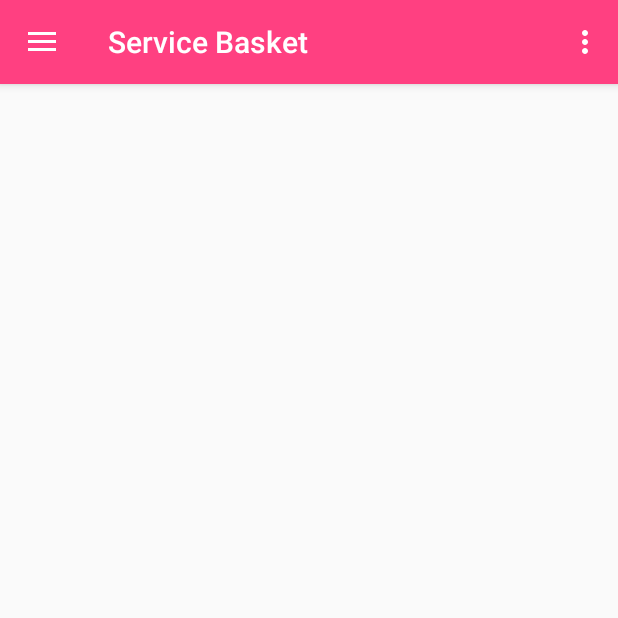
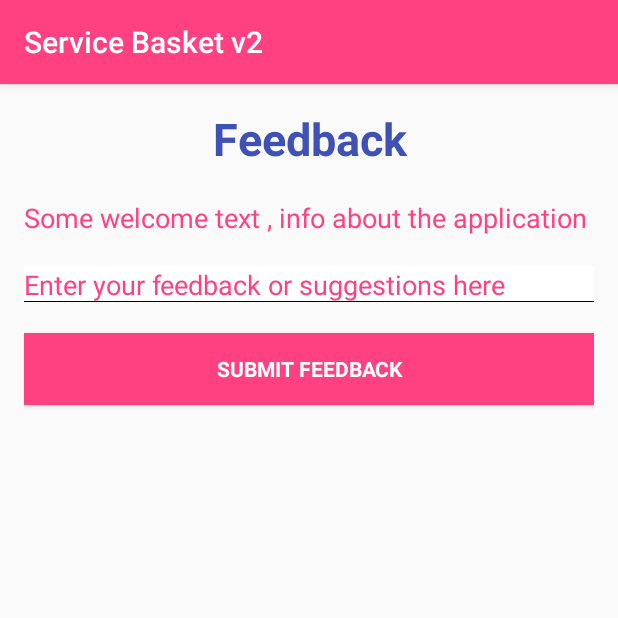
Before and after one commit to PinaSystems/ServiceBasketv2, an Android app: the RequesterMainActivity screen opened directly, with no data from a screen before it, in the side drawer, after a tap on "Give Feedback", on a phone screen of 412 x 824 dp, the top half of it. Run offline under Robolectric (Android 15) with nearby library versions, the phone set to English and light mode, and no system bars; our stand-ins replace AdMob, Volley; network calls fail; 2 statements that could not run were skipped.

Commit message:
Added Feedback Activity

```diff
--- a/app/src/main/AndroidManifest.xml
+++ b/app/src/main/AndroidManifest.xml
@@ -82,7 +82,7 @@
         <activity
             android:name=".PreviousRequestsActivity"
             android:label="@string/app_name"
-            android:theme="@style/AppTheme.NoActionBar"/>
+            android:theme="@style/AppTheme.NoActionBar" />
         <activity android:name=".MyRequestsDetailsActivity" />
         <activity android:name=".RequestClosedActivity" />
         <activity android:name=".RequestProvidersActivity" />
@@ -103,7 +103,8 @@
             android:name="com.google.android.geo.API_KEY"
             android:value="@string/google_maps_key" />
 
-        <activity android:name=".FAQActivity"></activity>
+        <activity android:name=".FAQActivity" />
+        <activity android:name=".AppFeedbackActivity"></activity>
     </application>
 
 </manifest>
--- a/app/src/main/java/com/pinasystems/servicebasketv2/AccountActivity.java
+++ b/app/src/main/java/com/pinasystems/servicebasketv2/AccountActivity.java
@@ -102,7 +102,7 @@ public class AccountActivity extends AppCompatActivity {
         if(loginwithemail){
 
             if(!isTelnoValid(finalinfo)){
-                editTextfinalInfo.setError(getString(R.string.error_invalid_telno));
+                editTextfinalInfo.setError("Please enter a valid 10 digit number");
                 focusView = editTextfinalInfo;
                 terminate = true;
             }
--- a/app/src/main/java/com/pinasystems/servicebasketv2/NewRequestActivity.java
+++ b/app/src/main/java/com/pinasystems/servicebasketv2/NewRequestActivity.java
@@ -294,7 +294,7 @@ public class NewRequestActivity extends AppCompatActivity {
                 new Response.ErrorListener() {
                     @Override
                     public void onErrorResponse(VolleyError error) {
-                        Log.e("NEWREQUEST", error.getMessage());
+                        error.printStackTrace();
                         loading.dismiss();
                     }
                 });
--- a/app/src/main/java/com/pinasystems/servicebasketv2/RequesterMainActivity.java
+++ b/app/src/main/java/com/pinasystems/servicebasketv2/RequesterMainActivity.java
@@ -6,6 +6,7 @@ import android.content.DialogInterface;
 import android.content.Intent;
 import android.content.SharedPreferences;
 import android.os.Bundle;
+import android.support.annotation.NonNull;
 import android.support.design.widget.NavigationView;
 import android.support.v4.view.GravityCompat;
 import android.support.v4.widget.DrawerLayout;
@@ -140,13 +141,11 @@ public class RequesterMainActivity extends AppCompatActivity
 
     @SuppressWarnings("StatementWithEmptyBody")
     @Override
-    public boolean onNavigationItemSelected(MenuItem item) {
+    public boolean onNavigationItemSelected(@NonNull MenuItem item) {
         // Handle navigation view item clicks here.
         int id = item.getItemId();
 
-        if (id == R.id.nav_create_req) {
-            // Handle the camera action
-        } else if (id == R.id.nav_prev_requests) {
+        if (id == R.id.nav_prev_requests) {
             Intent intent = new Intent(getApplicationContext(),PreviousRequestsActivity.class);
             startActivity(intent);
 
@@ -154,9 +153,17 @@ public class RequesterMainActivity extends AppCompatActivity
             Intent intent = new Intent(getApplicationContext(),FAQActivity.class);
             startActivity(intent);
 
-        } else if (id == R.id.nav_saved_address) {
+        } else if (id == R.id.nav_feedback) {
+            Intent intent = new Intent(getApplicationContext(),AppFeedbackActivity.class);
+            intent.putExtra("isrequester",true);
+            startActivity(intent);
+        } else if (id == R.id.nav_share) {
+            String message = "Hi! I am using Service Basket";
+            Intent share = new Intent(Intent.ACTION_SEND);
+            share.setType("text/plain");
+            share.putExtra(Intent.EXTRA_TEXT, message);
 
-        } else if (id == R.id.nav_share) {
+            startActivity(Intent.createChooser(share, "Share this application via"));
 
         } else if (id == R.id.nav_log_out) {
             logoutDialog();
--- a/app/src/main/res/drawable/rounded_border.xml
+++ b/app/src/main/res/drawable/rounded_border.xml
@@ -1,9 +1,9 @@
 <?xml version="1.0" encoding="utf-8"?>
 <layer-list xmlns:android="http://schemas.android.com/apk/res/android" >
-    <item android:bottom="2dp"
-        android:left="2dp"
-        android:right="2dp"
-        android:top="2dp"
+    <item android:bottom="1dp"
+        android:left="-2dp"
+        android:right="-2dp"
+        android:top="-2dp"
         android:gravity="bottom|center">
         <shape android:shape="rectangle" >
             <solid android:color="#FFFFFF"/>
--- a/app/src/main/res/layout/activity_account.xml
+++ b/app/src/main/res/layout/activity_account.xml
@@ -68,7 +68,7 @@
     <TextView
         android:layout_width="wrap_content"
         android:layout_height="wrap_content"
-        android:text="Are you a service provider?"
+        android:text="Do you also provide service?"
         android:layout_marginTop="10dp"
         android:textAppearance="?android:attr/textAppearanceMedium"
         android:textStyle="normal"
@@ -106,6 +106,7 @@
         android:layout_height="wrap_content"
         android:text="@string/tandc"
         android:id="@+id/tandc"
+        android:textStyle="bold"
         android:textAppearance="?android:textAppearanceSmall"
         android:layout_marginTop="10dp"/>
 
@@ -117,7 +118,8 @@
             android:layout_marginTop="5dp"
             android:textColor="#0000EE"
             android:textColorLink="#551A8B"
-            android:textAppearance="?android:textAppearanceMedium"/>
+            android:textAlignment="center"
+            android:textAppearance="?android:textAppearanceSmall"/>
 
     <Button
         android:layout_width="match_parent"
--- /dev/null
+++ b/app/src/main/res/layout/activity_app_feedback.xml
@@ -0,0 +1,57 @@
+<?xml version="1.0" encoding="utf-8"?>
+<LinearLayout xmlns:android="http://schemas.android.com/apk/res/android"
+    xmlns:tools="http://schemas.android.com/tools"
+    android:id="@+id/activity_app_feedback"
+    android:layout_width="match_parent"
+    android:layout_height="match_parent"
+    android:paddingBottom="@dimen/activity_vertical_margin"
+    android:orientation="vertical"
+    android:paddingLeft="@dimen/activity_horizontal_margin"
+    android:paddingRight="@dimen/activity_horizontal_margin"
+    android:paddingTop="@dimen/activity_vertical_margin"
+    tools:context="com.pinasystems.servicebasketv2.AppFeedbackActivity">
+
+    <TextView
+        android:layout_width="match_parent"
+        android:layout_height="wrap_content"
+        android:textAlignment="center"
+        android:textColor="@color/colorPrimary"
+        android:textStyle="bold"
+        android:text="Feedback"
+        android:textAllCaps="false"
+        android:textSize="@dimen/title"
+        android:textAppearance="?android:textAppearanceLarge"/>
+
+    <TextView
+        android:layout_width="match_parent"
+        android:layout_height="wrap_content"
+        android:textAppearance="?android:textAppearanceMedium"
+        android:textColor="@color/colorAccent"
+        android:layout_marginTop="20dp"
+        android:text="Some welcome text , info about the application"/>
+
+    <EditText
+        android:layout_width="match_parent"
+        android:layout_height="wrap_content"
+        android:background="@drawable/rounded_border"
+        android:textColor="@color/colorPrimary"
+        android:id="@+id/feedback"
+        android:textColorHint="@color/colorAccent"
+        android:layout_marginTop="20dp"
+        android:inputType="textMultiLine"
+        android:hint="Enter your feedback or suggestions here"/>
+
+    <Button
+        android:layout_width="match_parent"
+        android:layout_height="wrap_content"
+        android:layout_marginTop="20dp"
+        android:textColor="#FFFFFF"
+        android:text="Submit Feedback"
+        android:textAppearance="?android:textAppearanceSmall"
+        android:textStyle="bold"
+        android:id="@+id/submitfeedback"
+        android:textAllCaps="true"
+        android:textAlignment="center"
+        android:background="@color/colorAccent"/>
+
+</LinearLayout>
--- a/app/src/main/res/menu/activity_requester_main_drawer.xml
+++ b/app/src/main/res/menu/activity_requester_main_drawer.xml
@@ -7,30 +7,20 @@
             android:icon="@drawable/previous_requests"
             android:title="My Previous Requests" />
         <item
-            android:id="@+id/nav_saved_address"
-            android:icon="@drawable/ic_menu_gallery"
-            android:title="Saved Address"/>
-        <item
             android:id="@+id/nav_feedback"
-            android:icon="@drawable/ic_menu_slideshow"
+            android:icon="@drawable/feedback"
             android:title="Give Feedback" />
         <item
             android:id="@+id/nav_faq"
             android:icon="@drawable/faq"
             android:title="FAQ" />
+        <item
+            android:id="@+id/nav_share"
+            android:icon="@drawable/ic_menu_share"
+            android:title="Share" />
+        <item
+            android:id="@+id/nav_log_out"
+            android:icon="@drawable/log_out"
+            android:title="Log out" />
     </group>
-
-    <item android:title="">
-        <menu>
-            <item
-                android:id="@+id/nav_profile"
-                android:icon="@drawable/ic_menu_share"
-                android:title="Edit Profile" />
-            <item
-                android:id="@+id/nav_log_out"
-                android:icon="@drawable/log_out"
-                android:title="Log out" />
-        </menu>
-    </item>
-
 </menu>
```
Also changed, not shown: app/src/main/java/com/pinasystems/servicebasketv2/AppFeedbackActivity.java (added, +126 -0 lines), app/src/main/java/com/pinasystems/servicebasketv2/LoginActivity.java (+10 -8 lines), app/src/main/java/com/pinasystems/servicebasketv2/ProviderMainActivity.java (+9 -1 lines), app/src/main/res/menu/activity_provider_main_drawer.xml (+2 -7 lines), app/src/main/res/drawable/feedback.png (added), 1 other file.
